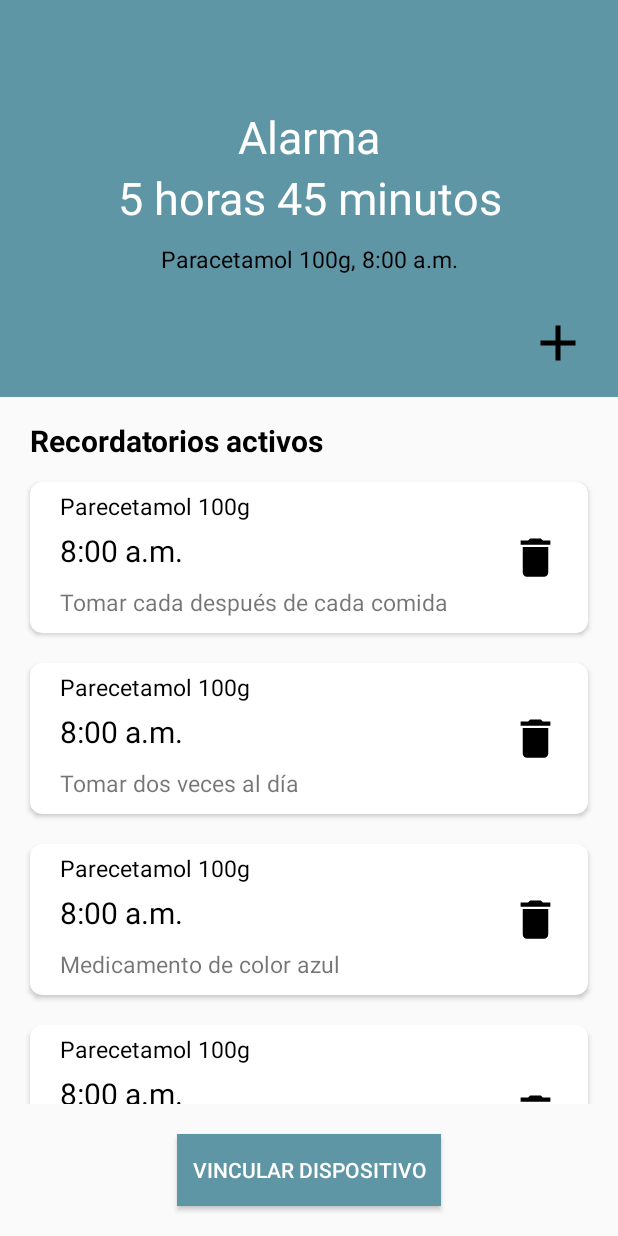
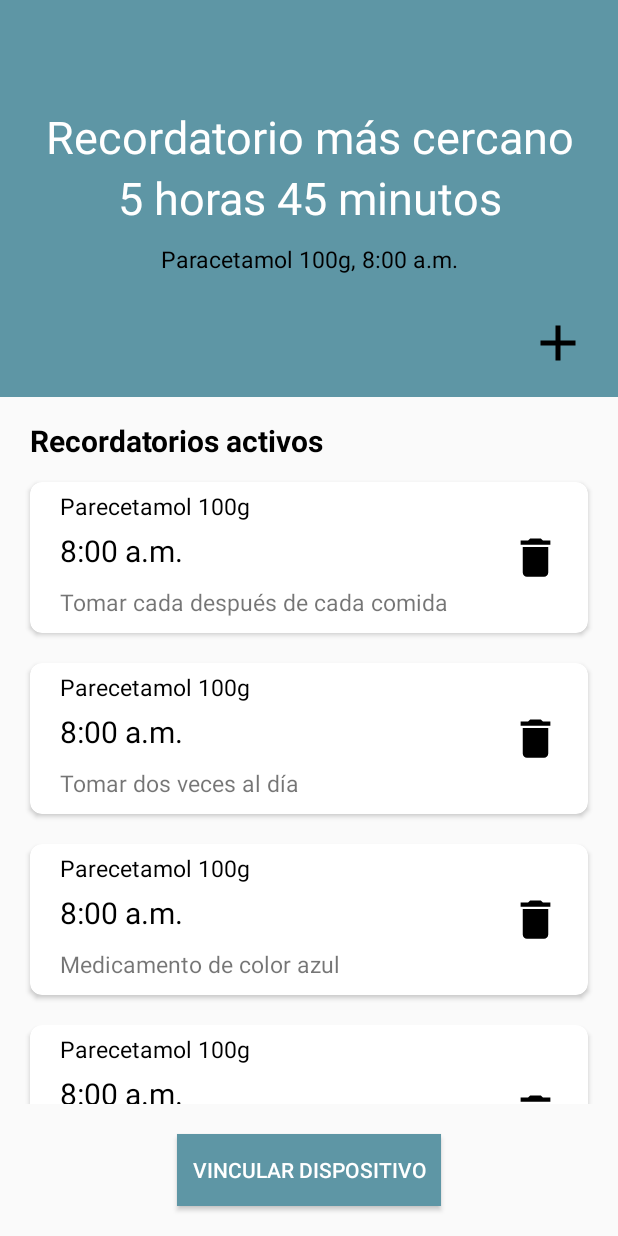
Before and after one commit to gabriel10987/RecordatorioMedico, an Android app: the screen it shows after launch (MainActivity), on a phone screen of 412 x 824 dp. Run offline under Robolectric (Android 15) with nearby library versions, the phone set to English and light mode, and no system bars.

Commit message:
Segundo cambio

```diff
--- a/app/src/main/res/layout/activity_main.xml
+++ b/app/src/main/res/layout/activity_main.xml
@@ -30,7 +30,7 @@
                     android:id="@+id/txt_upcoming_reminder"
                     android:layout_width="match_parent"
                     android:layout_height="wrap_content"
-                    android:text="Alarma"
+                    android:text="Recordatorio más cercano"
                     android:textColor="@color/white"
                     android:textSize="30sp"
                     android:gravity="center"/>
```
